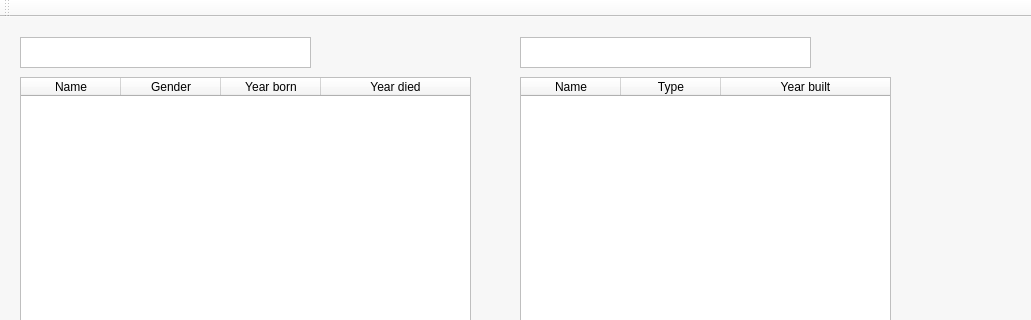
This is mainwindow.ui in Hopur-50/Verkefni3 as Qt 5 draws it before an edit; both pictures show x 0 to 1031 and y 0 to 320 of the 1233 by 655 pixel window. The edited form follows.
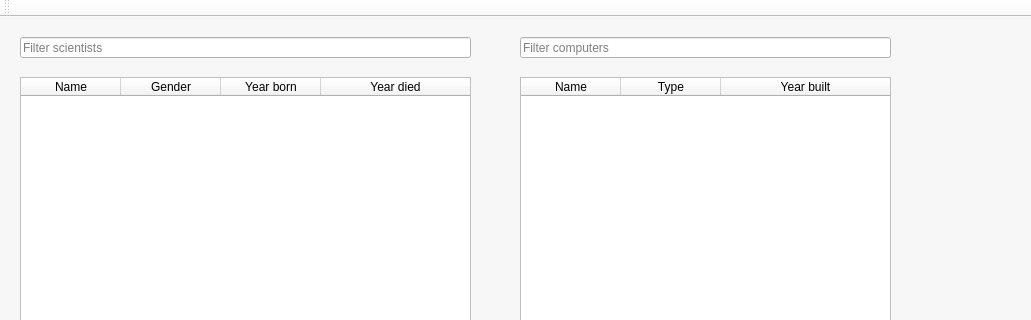
This is the edited form.

Commit message: Now we can gilter by scientists and computers

The edit to the form file:
```diff
--- a/mainwindow.ui
+++ b/mainwindow.ui
@@ -520,26 +520,6 @@
      <string>Add relations</string>
     </property>
    </widget>
-   <widget class="QTextEdit" name="textEdit">
-    <property name="geometry">
-     <rect>
-      <x>20</x>
-      <y>20</y>
-      <width>291</width>
-      <height>31</height>
-     </rect>
-    </property>
-   </widget>
-   <widget class="QTextEdit" name="textEdit_2">
-    <property name="geometry">
-     <rect>
-      <x>520</x>
-      <y>20</y>
-      <width>291</width>
-      <height>31</height>
-     </rect>
-    </property>
-   </widget>
    <widget class="QTableWidget" name="tableScientist">
     <property name="geometry">
      <rect>
@@ -679,6 +659,35 @@
      </property>
     </column>
    </widget>
+   <widget class="QLineEdit" name="inputFilterScientists">
+    <property name="geometry">
+     <rect>
+      <x>20</x>
+      <y>20</y>
+      <width>451</width>
+      <height>21</height>
+     </rect>
+    </property>
+    <property name="text">
+     <string/>
+    </property>
+    <property name="placeholderText">
+     <string>Filter scientists</string>
+    </property>
+   </widget>
+   <widget class="QLineEdit" name="inputFilterComputers">
+    <property name="geometry">
+     <rect>
+      <x>520</x>
+      <y>20</y>
+      <width>371</width>
+      <height>21</height>
+     </rect>
+    </property>
+    <property name="placeholderText">
+     <string>Filter computers</string>
+    </property>
+   </widget>
   </widget>
   <widget class="QMenuBar" name="menuBar">
    <property name="geometry">
```
Left out of the diff: 15 changed lines with no effect on the pictures. The commit also changes 2 other files.
